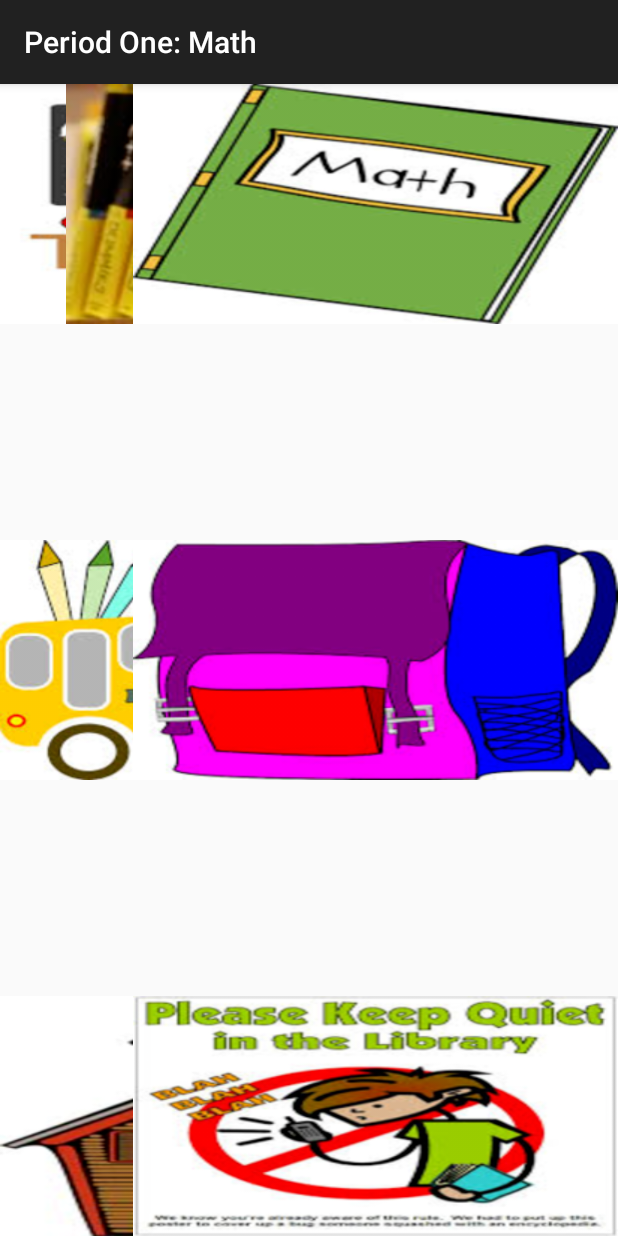
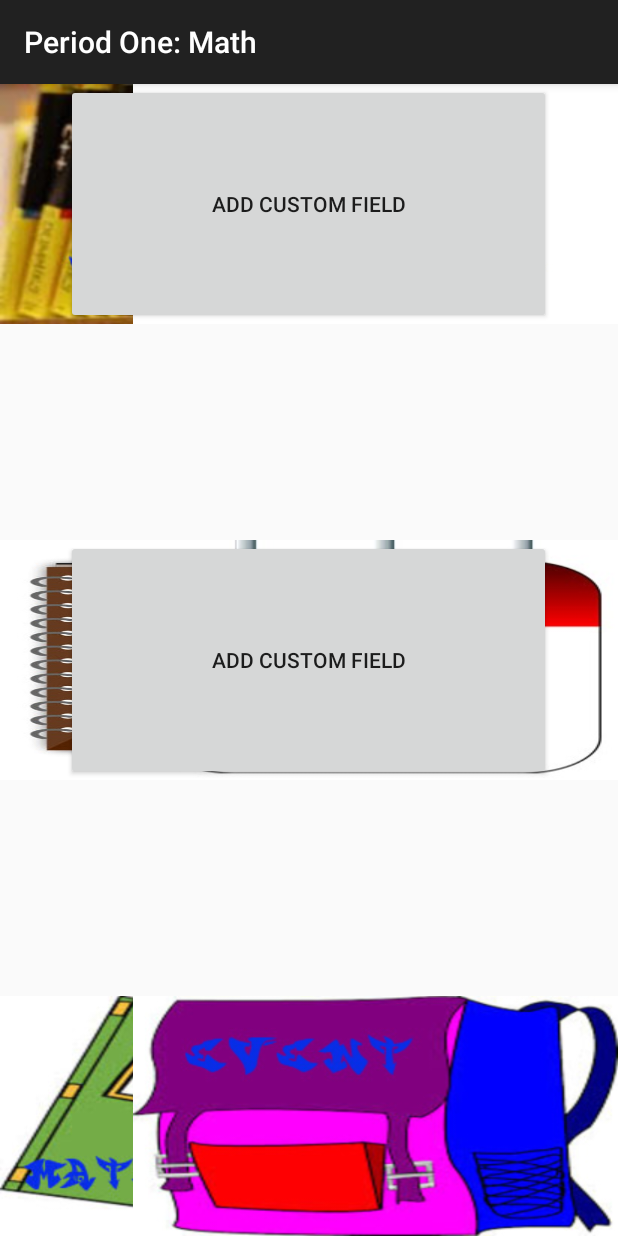
Before and after one commit to jaberrio/PersonAI2, an Android app: the fragment MathClassAddEvent shown on its own in the app's theme, on a phone screen of 412 x 824 dp. Run offline under Robolectric (Android 15) with nearby library versions, the phone set to English and light mode, and no system bars.

Commit message:
one dr who

```diff
--- a/app/src/main/java/org/jaberrio/personai2/MathClassAddEvent.java
+++ b/app/src/main/java/org/jaberrio/personai2/MathClassAddEvent.java
@@ -25,8 +25,8 @@ public class MathClassAddEvent extends Fragment {
         final ImageButton textBook = (ImageButton)viewRoot.findViewById(R.id.textBook);
         final ImageButton workbook = (ImageButton)viewRoot.findViewById(R.id.workBook);
         final ImageButton mathproblem = (ImageButton)viewRoot.findViewById(R.id.mathProblem);
-        final ImageButton addCustomFieldOne = (ImageButton)viewRoot.findViewById(R.id.addCustomFieldOne);
-        final ImageButton addCustomFieldTwo = (ImageButton)viewRoot.findViewById(R.id.addCustomFieldTwo);
+        final Button addCustomFieldOne = (Button)viewRoot.findViewById(R.id.addCustomFieldOne);
+        final Button addCustomFieldTwo = (Button)viewRoot.findViewById(R.id.addCustomFieldTwo);
         final ImageButton other = (ImageButton)viewRoot.findViewById(R.id.other);
         final ImageButton afterSchool = (ImageButton)viewRoot.findViewById(R.id.afterSchool);
         final ImageButton reminder = (ImageButton)viewRoot.findViewById(R.id.reminder);
--- a/app/src/main/res/layout/fragment_overview_land.xml
+++ b/app/src/main/res/layout/fragment_overview_land.xml
@@ -96,7 +96,7 @@
                 android:text="Period \n Two"
                 android:id="@+id/ament1"
                 android:layout_column="1"
-                android:background="@drawable/b"/>
+                android:background="@drawable/a3"/>
 
         </TableRow>
 
--- a/app/src/main/res/layout/math_add_event.xml
+++ b/app/src/main/res/layout/math_add_event.xml
@@ -9,15 +9,14 @@
         android:text="TextBook"
         android:id="@+id/textBook"
         android:layout_gravity="left|top"
-        android:background="@drawable/i"/>
+        android:background="@drawable/j"/>
 
-    <ImageButton
+    <Button
         android:layout_width="323dp"
         android:layout_height="160dp"
         android:text="Add Custom Field"
         android:id="@+id/addCustomFieldOne"
-        android:layout_gravity="center_horizontal|top"
-        android:background="@drawable/j"/>
+        android:layout_gravity="center_horizontal|top"/>
 
     <ImageButton
         android:layout_width="323dp"
@@ -25,15 +24,14 @@
         android:text="After School"
         android:id="@+id/afterSchool"
         android:layout_gravity="right|top"
-        android:background="@drawable/k"/>
+        android:background="@drawable/afterschool"/>
 
-    <ImageButton
+    <Button
         android:layout_width="323dp"
         android:layout_height="160dp"
         android:text="Add Custom Field"
         android:id="@+id/addCustomFieldTwo"
-        android:layout_gravity="center"
-        android:background="@drawable/l"/>
+        android:layout_gravity="center"/>
 
     <ImageButton
         android:layout_width="323dp"
@@ -41,7 +39,7 @@
         android:text="Other"
         android:id="@+id/other"
         android:layout_gravity="center_horizontal|bottom"
-        android:background="@drawable/m"/>
+        android:background="@drawable/other"/>
 
     <ImageButton
         android:layout_width="323dp"
@@ -49,7 +47,7 @@
         android:text="WorkBook"
         android:id="@+id/workBook"
         android:layout_gravity="left|center_vertical"
-        android:background="@drawable/n" />
+        android:background="@drawable/workbook" />
 
     <ImageButton
         android:layout_width="323dp"
@@ -57,7 +55,7 @@
         android:text="Reminder"
         android:id="@+id/reminder"
         android:layout_gravity="right|center_vertical"
-        android:background="@drawable/o"/>
+        android:background="@drawable/reminder"/>
 
     <ImageButton
         android:layout_width="323dp"
@@ -65,7 +63,7 @@
         android:text="Math Problem"
         android:id="@+id/mathProblem"
         android:layout_gravity="left|bottom"
-        android:background="@drawable/p"/>
+        android:background="@drawable/k"/>
 
     <ImageButton
         android:layout_width="323dp"
@@ -73,5 +71,5 @@
         android:text="Event"
         android:id="@+id/event"
         android:layout_gravity="right|bottom"
-        android:background="@drawable/q"/>
+        android:background="@drawable/o"/>
 </FrameLayout>
```
Also changed, not shown: app/src/main/res/drawable/afterschool.jpg (added), app/src/main/res/drawable/j.jpg (added), app/src/main/res/drawable/j.png (deleted), app/src/main/res/drawable/k.jpg (added), app/src/main/res/drawable/k.png (deleted), app/src/main/res/drawable/o.jpg (added), app/src/main/res/drawable/o.png (deleted), app/src/main/res/drawable/other.jpg (added), app/src/main/res/drawable/reminder.jpg (added), app/src/main/res/drawable/workbook.jpg (added).
